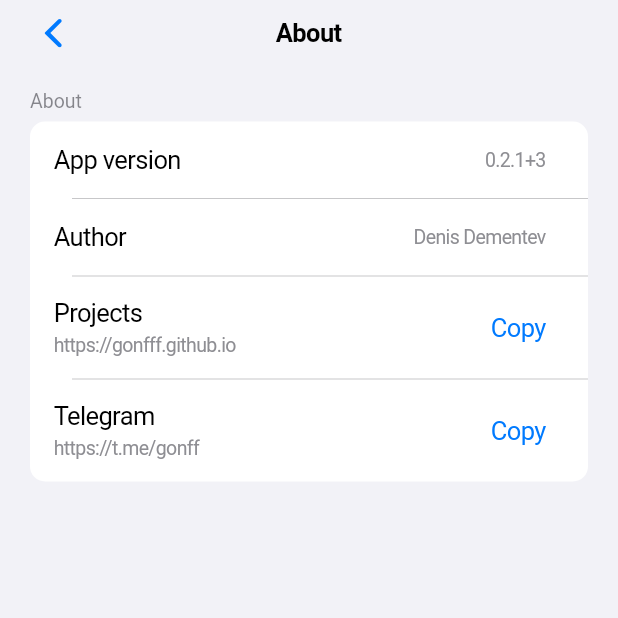
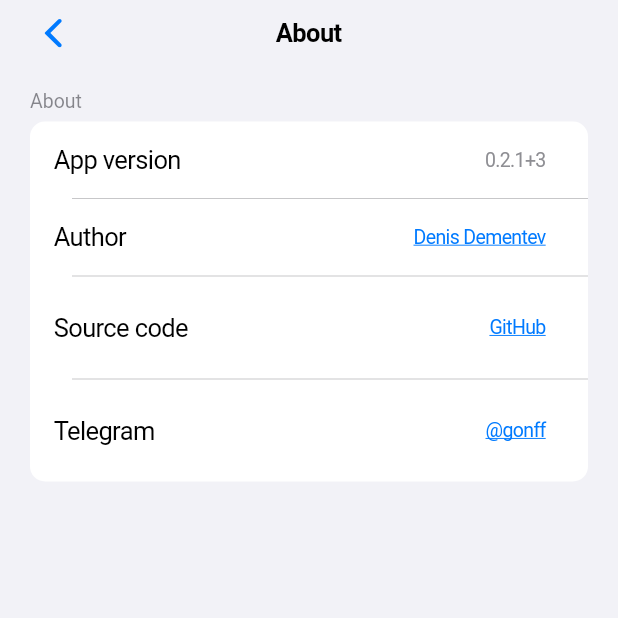
Before and after one commit to gonfff/subctrl, a Flutter app: the AboutScreen screen opened directly with empty values, on a phone screen of 412 x 824 dp, the top half of it. Run offline on Flutter 3.47's test engine with Material 3 defaults, Android fonts, the phone set to English and light mode, and no system bars; our stand-ins replace drift, flutter_local_notifications, flutter_timezone, package_info_plus, timezone; accounts and stored records are empty; generated files the repository leaves out were written again.

Commit message:
Edit About page

```diff
--- a/lib/presentation/l10n/app_localizations.dart
+++ b/lib/presentation/l10n/app_localizations.dart
@@ -73,7 +73,7 @@ class AppLocalizations {
       'settingsTagDuplicateError': 'A tag with this name already exists',
       'settingsAboutSection': 'About',
       'settingsAboutAuthor': 'Author',
-      'settingsAboutProjects': 'Projects',
+      'settingsAboutProjects': 'Source code',
       'settingsAboutTelegram': 'Telegram',
       'settingsAboutSupport': 'Support the project',
       'settingsAboutVersion': 'App version',
@@ -217,7 +217,7 @@ class AppLocalizations {
       'settingsTagDuplicateError': 'Тег с таким названием уже существует',
       'settingsAboutSection': 'О приложении',
       'settingsAboutAuthor': 'Автор',
-      'settingsAboutProjects': 'Проекты',
+      'settingsAboutProjects': 'Исходный код',
       'settingsAboutTelegram': 'Телеграм',
       'settingsAboutSupport': 'Поддержать проект',
       'settingsAboutVersion': 'Версия приложения',
--- a/lib/presentation/screens/about_screen.dart
+++ b/lib/presentation/screens/about_screen.dart
@@ -1,9 +1,8 @@
 import 'package:flutter/cupertino.dart';
-import 'package:flutter/services.dart';
 import 'package:package_info_plus/package_info_plus.dart';
-
 import 'package:subctrl/presentation/l10n/app_localizations.dart';
 import 'package:subctrl/presentation/theme/app_theme.dart';
+import 'package:url_launcher/url_launcher.dart';
 
 class AboutScreen extends StatefulWidget {
   const AboutScreen({super.key, required this.onClose});
@@ -16,7 +15,8 @@ class AboutScreen extends StatefulWidget {
 
 class _AboutScreenState extends State<AboutScreen> {
   static const _authorName = 'Denis Dementev';
-  static const _projectsUrl = 'https://gonfff.github.io';
+  static const _authorUrl = 'https://gonfff.com';
+  static const _projectsUrl = 'https://github.com/gonfff/subctrl';
   static const _telegramUrl = 'https://t.me/gonff';
 
   String? _version;
@@ -39,9 +39,20 @@ class _AboutScreenState extends State<AboutScreen> {
     }
   }
 
-  Future<void> _copyValue(String value) async {
-    await Clipboard.setData(ClipboardData(text: value));
-    await HapticFeedback.selectionClick();
+  Future<void> _openUrl(String url) async {
+    final uri = Uri.parse(url);
+    try {
+      final opened = await launchUrl(uri, mode: LaunchMode.externalApplication);
+      if (!opened) {
+        await launchUrl(uri, mode: LaunchMode.platformDefault);
+      }
+    } catch (_) {
+      try {
+        await launchUrl(uri, mode: LaunchMode.platformDefault);
+      } catch (_) {
+        // Ignore launch failures to keep the UI responsive.
+      }
+    }
   }
 
   void _handleBackPressed() {
@@ -78,18 +89,19 @@ class _AboutScreenState extends State<AboutScreen> {
                 _SettingsTile(
                   label: localizations.settingsAboutAuthor,
                   value: _authorName,
+                  onTap: () => _openUrl(_authorUrl),
                 ),
-                _CopyableValueTile(
+                _LinkValueTile(
                   label: localizations.settingsAboutProjects,
                   value: _projectsUrl,
-                  copyLabel: localizations.settingsCopyAction,
-                  onCopy: () => _copyValue(_projectsUrl),
+                  linkLabel: 'GitHub',
+                  onTap: () => _openUrl(_projectsUrl),
                 ),
-                _CopyableValueTile(
+                _LinkValueTile(
                   label: localizations.settingsAboutTelegram,
                   value: _telegramUrl,
-                  copyLabel: localizations.settingsCopyAction,
-                  onCopy: () => _copyValue(_telegramUrl),
+                  linkLabel: '@gonff',
+                  onTap: () => _openUrl(_telegramUrl),
                 ),
               ],
             ),
@@ -101,28 +113,86 @@ class _AboutScreenState extends State<AboutScreen> {
 }
 
 class _SettingsTile extends StatelessWidget {
-  const _SettingsTile({required this.label, required this.value});
+  const _SettingsTile({required this.label, required this.value, this.onTap});
 
   final String label;
   final String value;
+  final VoidCallback? onTap;
 
   @override
   Widget build(BuildContext context) {
     final textStyle = CupertinoTheme.of(context).textTheme.textStyle;
     final secondary = CupertinoColors.systemGrey.resolveFrom(context);
+    final linkColor = CupertinoColors.activeBlue.resolveFrom(context);
+    final isLink = onTap != null;
+    final row = Row(
+      crossAxisAlignment: CrossAxisAlignment.center,
+      children: [
+        Expanded(child: Text(label, style: textStyle)),
+        Container(
+          padding: const EdgeInsets.symmetric(horizontal: 12, vertical: 6),
+          alignment: Alignment.centerRight,
+          child: Text(
+            value,
+            style: textStyle.copyWith(
+              color: isLink ? linkColor : secondary,
+              fontSize: 13,
+              decoration: isLink ? TextDecoration.underline : null,
+            ),
+            textAlign: TextAlign.right,
+          ),
+        ),
+      ],
+    );
+    final formRow = CupertinoFormRow(
+      padding: const EdgeInsets.symmetric(horizontal: 16, vertical: 12),
+      child: Semantics(button: isLink, child: row),
+    );
+    if (onTap == null) {
+      return formRow;
+    }
+    return GestureDetector(
+      behavior: HitTestBehavior.opaque,
+      onTap: onTap,
+      child: formRow,
+    );
+  }
+}
+
+class _LinkValueTile extends StatelessWidget {
+  const _LinkValueTile({
+    required this.label,
+    required this.value,
+    required this.onTap,
+    this.linkLabel,
+  });
+
+  final String label;
+  final String value;
+  final String? linkLabel;
+  final VoidCallback onTap;
+
+  @override
+  Widget build(BuildContext context) {
+    final textStyle = CupertinoTheme.of(context).textTheme.textStyle;
+    final linkColor = CupertinoColors.activeBlue.resolveFrom(context);
     return CupertinoFormRow(
       padding: const EdgeInsets.symmetric(horizontal: 16, vertical: 12),
       child: Row(
         crossAxisAlignment: CrossAxisAlignment.center,
         children: [
           Expanded(child: Text(label, style: textStyle)),
-          Container(
+          CupertinoButton(
             padding: const EdgeInsets.symmetric(horizontal: 12, vertical: 6),
             alignment: Alignment.centerRight,
+            onPressed: onTap,
             child: Text(
-              value,
-              style: textStyle.copyWith(color: secondary, fontSize: 13),
-              textAlign: TextAlign.right,
+              linkLabel ?? value,
+              style: textStyle.copyWith(
+                fontSize: 13,
+                color: linkColor,
+                decoration: TextDecoration.underline,
+              ),
             ),
           ),
         ],
@@ -130,49 +200,3 @@ class _SettingsTile extends StatelessWidget {
     );
   }
 }
-
-class _CopyableValueTile extends StatelessWidget {
-  const _CopyableValueTile({
-    required this.label,
-    required this.value,
-    required this.copyLabel,
-    required this.onCopy,
-  });
-
-  final String label;
-  final String value;
-  final String copyLabel;
-  final VoidCallback onCopy;
-
-  @override
-  Widget build(BuildContext context) {
-    final textStyle = CupertinoTheme.of(context).textTheme.textStyle;
-    final secondary = CupertinoColors.systemGrey.resolveFrom(context);
-    return CupertinoFormRow(
-      padding: const EdgeInsets.symmetric(horizontal: 16, vertical: 12),
-      child: Row(
-        crossAxisAlignment: CrossAxisAlignment.center,
-        children: [
-          Expanded(
-            child: Column(
-              crossAxisAlignment: CrossAxisAlignment.start,
-              children: [
-                Text(label, style: textStyle),
-                const SizedBox(height: 4),
-                Text(
-                  value,
-                  style: textStyle.copyWith(fontSize: 13, color: secondary),
-                ),
-              ],
-            ),
-          ),
-          CupertinoButton(
-            padding: const EdgeInsets.symmetric(horizontal: 12, vertical: 6),
-            onPressed: onCopy,
-            child: Text(copyLabel),
-          ),
-        ],
-      ),
-    );
-  }
-}
--- a/pubspec.yaml
+++ b/pubspec.yaml
@@ -50,6 +50,7 @@ dependencies:
   flutter_local_notifications: ^19.5.0
   flutter_timezone: ^5.0.1
   timezone: ^0.10.1
+  url_launcher: ^6.3.0
 
   # The following adds the Cupertino Icons font to your application.
   # Use with the CupertinoIcons class for iOS style icons.
```
Also changed, not shown: pubspec.lock, 1 other file.
